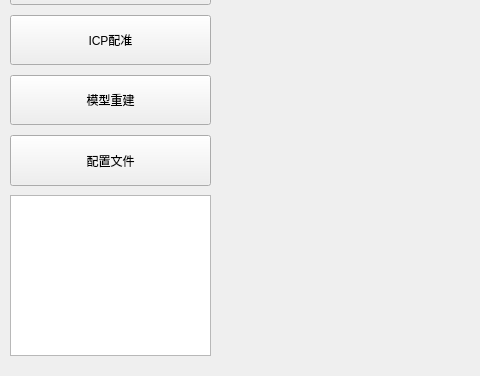
First picture: the form in QT_PCL_Project/forms/qt_viewer.ui, repository JarryRen/PCL_Project, before the edit; both pictures show x 0 to 480 and y 158 to 534 of the 977 by 534 pixel window.
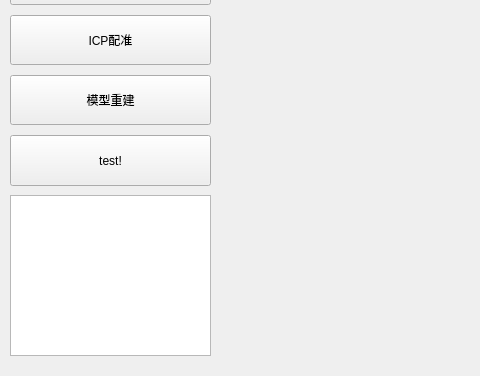
Second picture: the form after the edit. Custom widgets are drawn as their Qt base class.

```diff
--- a/QT_PCL_Project/forms/qt_viewer.ui
+++ b/QT_PCL_Project/forms/qt_viewer.ui
@@ -85,7 +85,7 @@
      </rect>
     </property>
     <property name="text">
-     <string>配置文件</string>
+     <string>test!</string>
     </property>
    </widget>
    <widget class="QTextBrowser" name="textBrowser">
```
